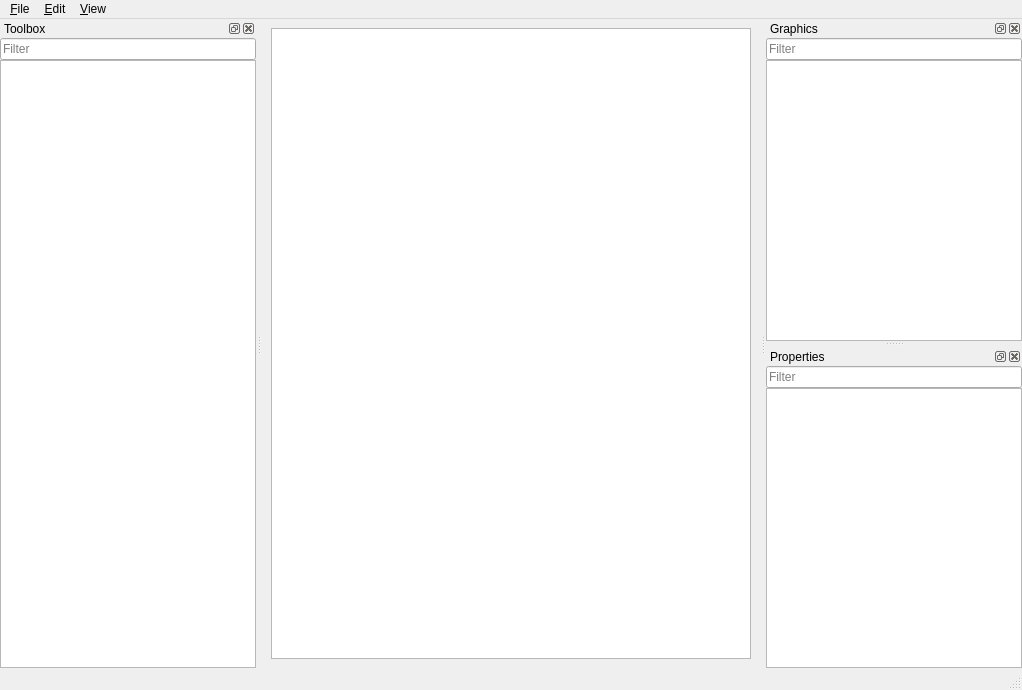
First picture: the form in ImagingS/Gui/uic/MainWindow.ui, repository StardustDL/ImagingS, before the edit.
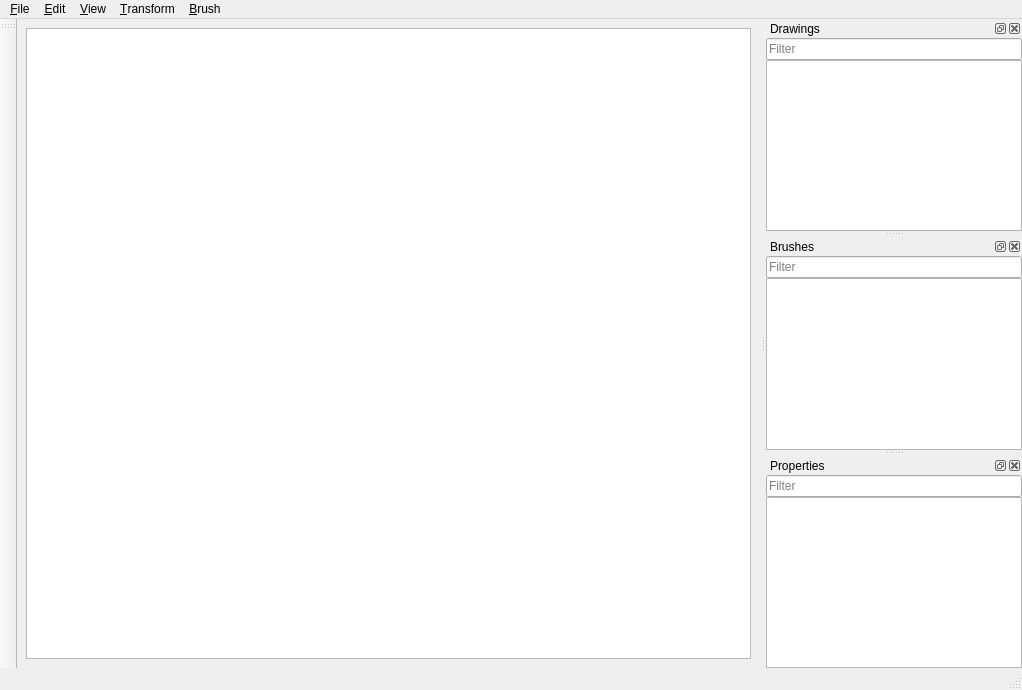
Second picture: the form after the edit.

Patch:
```diff
--- a/ImagingS/Gui/uic/MainWindow.ui
+++ b/ImagingS/Gui/uic/MainWindow.ui
@@ -60,35 +60,54 @@
      <string>&amp;View</string>
     </property>
    </widget>
+   <widget class="QMenu" name="menuDrawing">
+    <property name="title">
+     <string>&amp;Drawing</string>
+    </property>
+    <addaction name="actDrawingGeometry"/>
+    <addaction name="actDrawingPolygon"/>
+    <addaction name="actDrawingCurve"/>
+    <addaction name="actDrawingEllipse"/>
+   </widget>
+   <widget class="QMenu" name="mnuTransform">
+    <property name="title">
+     <string>&amp;Transform</string>
+    </property>
+    <addaction name="actTransformTranslate"/>
+    <addaction name="actTransformScale"/>
+    <addaction name="actTransformRotate"/>
+    <addaction name="actTransformSkew"/>
+    <addaction name="actTransformMatrix"/>
+    <addaction name="actTransformClip"/>
+    <addaction name="separator"/>
+    <addaction name="actTransformGroup"/>
+   </widget>
+   <widget class="QMenu" name="mnuBrush">
+    <property name="title">
+     <string>&amp;Brush</string>
+    </property>
+    <addaction name="actBrushSolid"/>
+   </widget>
    <addaction name="mnuFile"/>
    <addaction name="mnuEdit"/>
    <addaction name="mnuView"/>
+   <addaction name="mnuDrawing"/>
+   <addaction name="mnuTransform"/>
+   <addaction name="mnuBrush"/>
   </widget>
   <widget class="QStatusBar" name="stbMain"/>
-  <widget class="QDockWidget" name="dwgToolbox">
-   <property name="sizePolicy">
-    <sizepolicy hsizetype="Preferred" vsizetype="Preferred">
-     <horstretch>0</horstretch>
-     <verstretch>0</verstretch>
-    </sizepolicy>
-   </property>
-   <property name="floating">
-    <bool>false</bool>
-   </property>
-   <property name="features">
-    <set>QDockWidget::AllDockWidgetFeatures</set>
-   </property>
+  <widget class="QDockWidget" name="dwgDrawings">
    <property name="allowedAreas">
     <set>Qt::LeftDockWidgetArea|Qt::RightDockWidgetArea</set>
    </property>
    <property name="windowTitle">
-    <string>Toolbox</string>
+    <string>Drawings</string>
    </property>
    <attribute name="dockWidgetArea">
-    <number>1</number>
+    <number>2</number>
    </attribute>
-   <widget class="QWidget" name="wgToolbox">
-    <layout class="QVBoxLayout" name="verticalLayout_2">
+   <widget class="QWidget" name="wgDrawings">
+    <layout class="QVBoxLayout" name="verticalLayout">
      <property name="spacing">
       <number>0</number>
      </property>
@@ -105,14 +124,14 @@
       <number>0</number>
      </property>
      <item>
-      <widget class="QLineEdit" name="lneToolbox">
+      <widget class="QLineEdit" name="lneDrawings">
        <property name="placeholderText">
         <string>Filter</string>
        </property>
       </widget>
      </item>
      <item>
-      <widget class="QTreeView" name="trvToolbox"/>
+      <widget class="QTreeView" name="trvDrawings"/>
      </item>
     </layout>
    </widget>
@@ -122,7 +141,7 @@
     <set>Qt::LeftDockWidgetArea|Qt::RightDockWidgetArea</set>
    </property>
    <property name="windowTitle">
-    <string>Graphics</string>
+    <string>Brushes</string>
    </property>
    <attribute name="dockWidgetArea">
     <number>2</number>
@@ -152,7 +171,7 @@
       </widget>
      </item>
      <item>
-      <widget class="QTreeView" name="trvGraphics"/>
+      <widget class="QTreeView" name="trvBrushes"/>
      </item>
     </layout>
    </widget>
@@ -197,6 +216,17 @@
     </layout>
    </widget>
   </widget>
+  <widget class="QToolBar" name="tlbWindow">
+   <property name="windowTitle">
+    <string>toolBar</string>
+   </property>
+   <attribute name="toolBarArea">
+    <enum>LeftToolBarArea</enum>
+   </attribute>
+   <attribute name="toolBarBreak">
+    <bool>false</bool>
+   </attribute>
+  </widget>
   <action name="actNew">
    <property name="text">
     <string>&amp;New</string>
```
Left out of the diff: 66 changed lines with no effect on the pictures.
